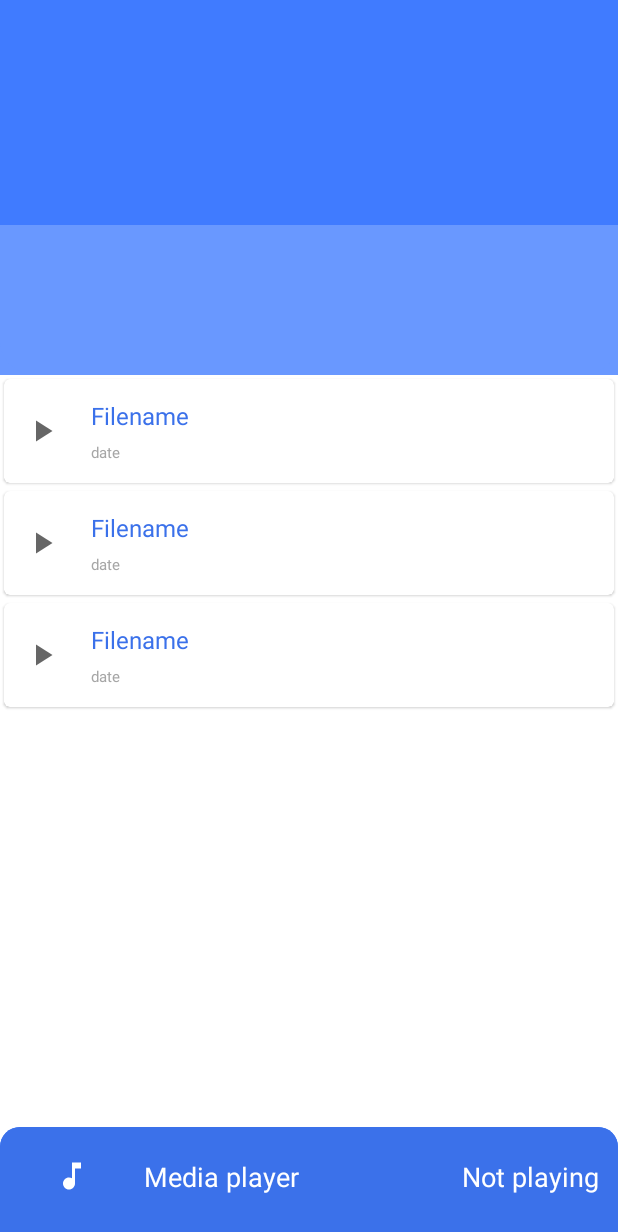
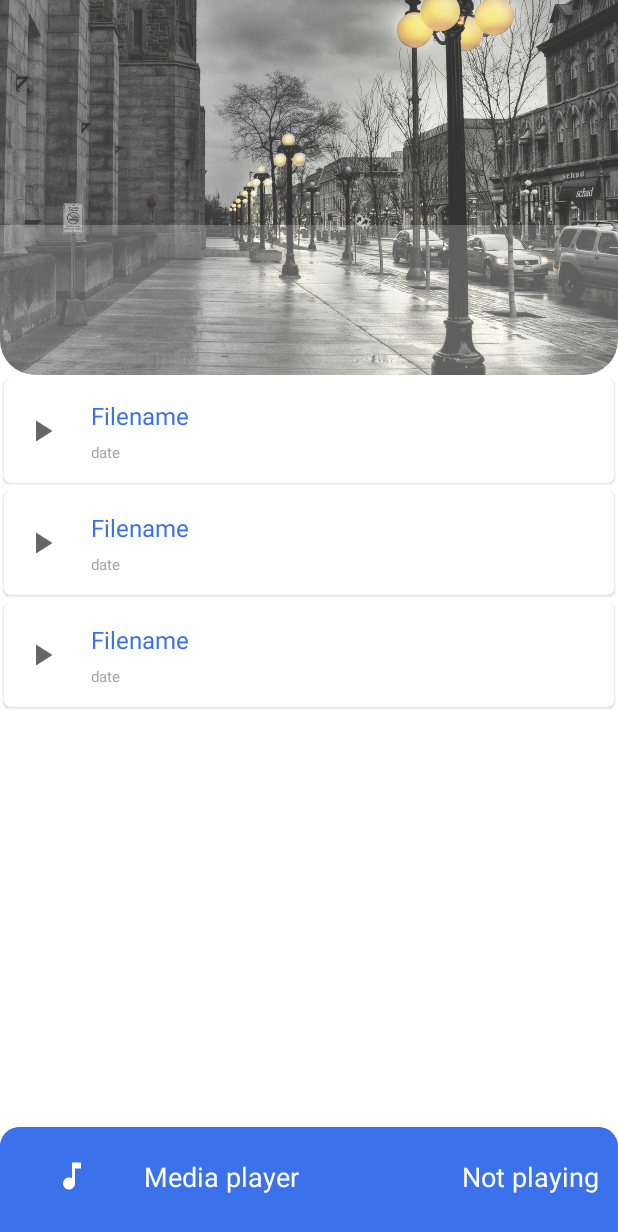
Before and after one commit to pranavelric/Diktafon, an Android app: the layout fragment_record.xml on its own in the app's theme, with its tools: preview values and no code run, on a phone screen of 412 x 824 dp. Shown: the top 1232 px of the screen. Run offline under Robolectric (Android 15) with nearby library versions, the phone set to English and light mode, and no system bars.

Commit message:
bugs fixed

```diff
--- a/app/src/main/res/layout/bottom_sheet.xml
+++ b/app/src/main/res/layout/bottom_sheet.xml
@@ -87,12 +87,12 @@
 
 
     <ImageView
+        android:id="@+id/play_next"
+        android:layout_width="wrap_content"
+        android:layout_height="wrap_content"
         android:background="?attr/selectableItemBackgroundBorderless"
         android:clickable="true"
         android:focusable="true"
-        android:id="@+id/play_next"
-        android:layout_width="wrap_content"
-        android:layout_height="wrap_content"
         android:src="@drawable/ic_baseline_skip_next_24"
         app:layout_constraintBottom_toBottomOf="@id/play"
         app:layout_constraintEnd_toEndOf="parent"
@@ -106,32 +106,36 @@
         android:id="@+id/play_prev"
         android:layout_width="wrap_content"
         android:layout_height="wrap_content"
+        android:background="?attr/selectableItemBackgroundBorderless"
+        android:clickable="true"
+        android:focusable="true"
         android:src="@drawable/ic_baseline_skip_previous_24"
         app:layout_constraintBottom_toBottomOf="@id/play"
         app:layout_constraintEnd_toStartOf="@id/play"
+
+
         app:layout_constraintStart_toStartOf="parent"
         app:layout_constraintTop_toTopOf="@id/play"
-        app:tint="@color/white"
-
-
-        android:background="?attr/selectableItemBackgroundBorderless"
-        android:clickable="true"
-        android:focusable="true"
-        />
+        app:tint="@color/white" />
 
     <SeekBar
-        android:background="?attr/selectableItemBackgroundBorderless"
-        android:clickable="true"
-        android:focusable="true"
         android:id="@+id/seekBar"
         android:layout_width="0dp"
         android:layout_height="wrap_content"
         android:layout_marginStart="@dimen/_16sdp"
         android:layout_marginTop="@dimen/_16sdp"
         android:layout_marginEnd="@dimen/_16sdp"
+        android:background="?attr/selectableItemBackgroundBorderless"
+        android:clickable="true"
+        android:focusable="true"
+        android:progressTint="@color/white"
+        android:thumbTint="@color/white"
         app:layout_constraintEnd_toEndOf="parent"
         app:layout_constraintStart_toStartOf="parent"
-        app:layout_constraintTop_toBottomOf="@id/play" />
+        app:layout_constraintTop_toBottomOf="@id/play"
+        app:layout_constraintBottom_toBottomOf="parent"
+
+        />
 
 
 </androidx.constraintlayout.widget.ConstraintLayout>
--- a/app/src/main/res/layout/fragment_record.xml
+++ b/app/src/main/res/layout/fragment_record.xml
@@ -18,7 +18,7 @@
             android:id="@+id/toolbar_layout"
             android:layout_width="match_parent"
             android:layout_height="match_parent"
-            android:background="@color/primary_color"
+            android:background="@color/white"
             app:contentScrim="@color/primary_color"
             app:layout_collapseMode="parallax"
             app:layout_scrollFlags="scroll|exitUntilCollapsed">
@@ -26,7 +26,7 @@
             <androidx.constraintlayout.widget.ConstraintLayout
                 android:layout_width="match_parent"
                 android:layout_height="wrap_content"
-                android:background="@color/primary_color"
+                android:background="@color/white"
                 app:layout_collapseMode="parallax">
 
 
@@ -38,7 +38,7 @@
                     android:alpha="0.8"
                     android:background="@color/primary_color"
                     android:scaleType="centerCrop"
-                    android:src="@color/blue"
+                    android:src="@drawable/wallpaper_hd"
                     app:layout_collapseParallaxMultiplier="0.7"
                     app:layout_constraintTop_toTopOf="parent"
                     app:shapeAppearanceOverlay="@style/roundedImageView"
```
Also changed, not shown: app/src/main/java/com/voice/voicerecorder/ui/main/MainFragment.kt (+44 -2 lines), app/src/main/java/com/voice/voicerecorder/ui/records/RecordFragment.kt (+133 -11 lines), app/src/main/res/drawable-v24/wallpaper_hd.jpg (added).
